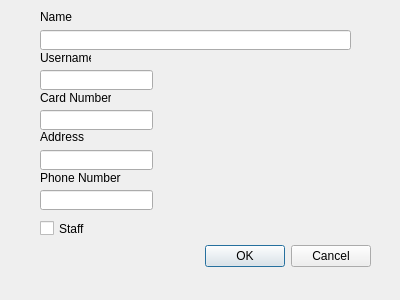
First picture: the form in LibraryManagement/edituser.ui, repository Alex-BusNet/LibraryManagement, before the edit.
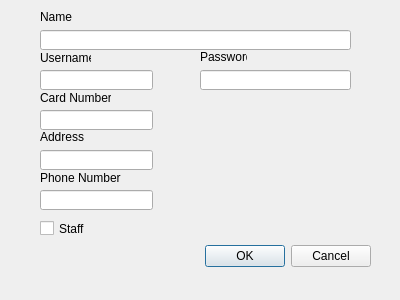
Second picture: the form after the edit.

```diff
--- a/LibraryManagement/edituser.ui
+++ b/LibraryManagement/edituser.ui
@@ -157,6 +157,29 @@
     <string>Phone Number</string>
    </property>
   </widget>
+  <widget class="QLineEdit" name="passwordLE">
+   <property name="geometry">
+    <rect>
+     <x>200</x>
+     <y>70</y>
+     <width>151</width>
+     <height>20</height>
+    </rect>
+   </property>
+  </widget>
+  <widget class="QLabel" name="label_6">
+   <property name="geometry">
+    <rect>
+     <x>200</x>
+     <y>50</y>
+     <width>47</width>
+     <height>13</height>
+    </rect>
+   </property>
+   <property name="text">
+    <string>Password</string>
+   </property>
+  </widget>
  </widget>
  <resources/>
  <connections>
```
